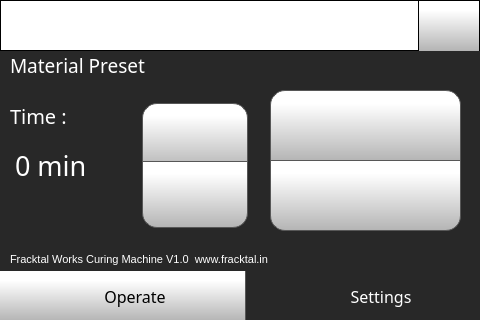
Qt form Code/curingMachineUI.ui (FracktalWorks/Curing_Machine) before a commit.
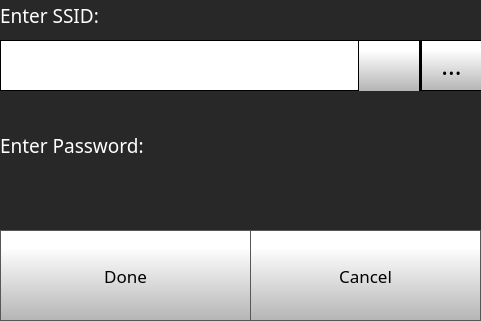
The same form after that commit. The open tabs and pages were chosen to show the change. Icons and pictures are not drawn.

Commit message: Added WIFI capability

```diff
--- a/Code/curingMachineUI.ui
+++ b/Code/curingMachineUI.ui
@@ -6,8 +6,8 @@
    <rect>
     <x>0</x>
     <y>0</y>
-    <width>480</width>
-    <height>320</height>
+    <width>481</width>
+    <height>321</height>
    </rect>
   </property>
   <property name="windowTitle">
@@ -18,6 +18,19 @@
 background-color: rgb(40, 40, 40);</string>
   </property>
   <widget class="QWidget" name="mainApplication">
+   <widget class="QStackedWidget" name="stackedWidget">
+    <property name="geometry">
+     <rect>
+      <x>0</x>
+      <y>0</y>
+      <width>481</width>
+      <height>321</height>
+     </rect>
+    </property>
+    <property name="currentIndex">
+     <number>0</number>
+    </property>
+    <widget class="QWidget" name="mainPage">
    <widget class="QTabWidget" name="controlTabWidget">
     <property name="geometry">
      <rect>
@@ -1128,6 +1141,458 @@
       </property>
       <property name="text">
        <string>Fracktal Works Curing Machine V1.0  www.fracktal.in</string>
+        </property>
+       </widget>
+       <widget class="QPushButton" name="wifiSettingsButton">
+        <property name="geometry">
+         <rect>
+          <x>400</x>
+          <y>240</y>
+          <width>61</width>
+          <height>31</height>
+         </rect>
+        </property>
+        <property name="minimumSize">
+         <size>
+          <width>0</width>
+          <height>0</height>
+         </size>
+        </property>
+        <property name="font">
+         <font>
+          <family>Roboto</family>
+         </font>
+        </property>
+        <property name="contextMenuPolicy">
+         <enum>Qt::NoContextMenu</enum>
+        </property>
+        <property name="styleSheet">
+         <string notr="true">QPushButton {
+    border: 1px solid rgb(87, 87, 87);
+	background-color: qlineargradient(spread:pad, x1:0, y1:1, x2:0, y2:0.188, stop:0 rgba(180, 180, 180, 255), stop:1 rgba(255, 255, 255, 255));
+
+border-top-left-radius: 15px;
+border-top-right-radius: 15px;
+border-bottom-left-radius: 15px;
+border-bottom-right-radius: 15px;
+    
+}
+
+QPushButton:pressed {
+
+    background-color: qlineargradient(x1: 0, y1: 0, x2: 0, y2: 1,
+                                      stop: 0 #dadbde, stop: 1 #f6f7fa);
+}
+
+QPushButton:flat {
+    border: none; /* no border for a flat push button */
+}
+
+QPushButton:default {
+    border-color: navy; /* make the default button prominent */
+}
+
+QPushButton:focus {
+	outline: none;
+}</string>
+        </property>
+        <property name="text">
+         <string/>
+        </property>
+        <property name="icon">
+         <iconset>
+          <normaloff>templates/img/wifi.png</normaloff>templates/img/wifi.png</iconset>
+        </property>
+        <property name="iconSize">
+         <size>
+          <width>30</width>
+          <height>30</height>
+         </size>
+        </property>
+        <property name="checkable">
+         <bool>true</bool>
+        </property>
+        <property name="checked">
+         <bool>false</bool>
+        </property>
+        <property name="autoRepeatDelay">
+         <number>296</number>
+        </property>
+        <property name="autoDefault">
+         <bool>false</bool>
+        </property>
+        <property name="default">
+         <bool>false</bool>
+        </property>
+        <property name="flat">
+         <bool>false</bool>
+        </property>
+       </widget>
+       <widget class="QLabel" name="selectFilamentlabel_3">
+        <property name="geometry">
+         <rect>
+          <x>270</x>
+          <y>244</y>
+          <width>161</width>
+          <height>31</height>
+         </rect>
+        </property>
+        <property name="font">
+         <font>
+          <family>MS Shell Dlg 2</family>
+          <pointsize>8</pointsize>
+          <weight>50</weight>
+          <bold>false</bold>
+         </font>
+        </property>
+        <property name="contextMenuPolicy">
+         <enum>Qt::NoContextMenu</enum>
+        </property>
+        <property name="styleSheet">
+         <string notr="true">color: rgb(255, 255, 255);</string>
+        </property>
+        <property name="text">
+         <string>Not Connected</string>
+        </property>
+       </widget>
+       <zorder>selectFilamentlabel_2</zorder>
+       <zorder>selectFilamentlabel_3</zorder>
+       <zorder>uvStartStopButton</zorder>
+       <zorder>timeSpinBox</zorder>
+       <zorder>timeLabel</zorder>
+       <zorder>tempStartStopButton</zorder>
+       <zorder>selectFilamentlabel</zorder>
+       <zorder>materialComboBox</zorder>
+       <zorder>wifiSettingsButton</zorder>
+      </widget>
+     </widget>
+    </widget>
+    <widget class="QWidget" name="wifiSettingsPage">
+     <widget class="QLabel" name="passwordlabel">
+      <property name="geometry">
+       <rect>
+        <x>0</x>
+        <y>130</y>
+        <width>461</width>
+        <height>31</height>
+       </rect>
+      </property>
+      <property name="font">
+       <font>
+        <family>Gotham Light</family>
+        <pointsize>14</pointsize>
+        <weight>50</weight>
+        <bold>false</bold>
+       </font>
+      </property>
+      <property name="styleSheet">
+       <string notr="true">color: rgb(255, 255, 255);</string>
+      </property>
+      <property name="text">
+       <string>Enter Password:</string>
+      </property>
+     </widget>
+     <widget class="QPushButton" name="wifiSettingsDoneButton">
+      <property name="geometry">
+       <rect>
+        <x>0</x>
+        <y>230</y>
+        <width>251</width>
+        <height>91</height>
+       </rect>
+      </property>
+      <property name="font">
+       <font>
+        <family>Gotham</family>
+        <pointsize>13</pointsize>
+       </font>
+      </property>
+      <property name="styleSheet">
+       <string notr="true">QPushButton {
+     border: 1px solid rgb(87, 87, 87);
+	background-color: qlineargradient(spread:pad, x1:0, y1:1, x2:0, y2:0.188, stop:0 rgba(180, 180, 180, 255), stop:1 rgba(255, 255, 255, 255));
+
+
+}
+
+QPushButton:pressed {
+    background-color: qlineargradient(x1: 0, y1: 0, x2: 0, y2: 1,
+                                      stop: 0 #dadbde, stop: 1 #f6f7fa);
+}
+
+QPushButton:flat {
+    border: none; /* no border for a flat push button */
+}
+
+QPushButton:default {
+    border-color: navy; /* make the default button prominent */
+}
+
+QPushButton:focus {
+	outline: none;
+}</string>
+      </property>
+      <property name="text">
+       <string>Done</string>
+      </property>
+      <property name="iconSize">
+       <size>
+        <width>40</width>
+        <height>40</height>
+       </size>
+      </property>
+     </widget>
+     <widget class="QComboBox" name="wifiSettingsComboBox">
+      <property name="geometry">
+       <rect>
+        <x>0</x>
+        <y>40</y>
+        <width>421</width>
+        <height>51</height>
+       </rect>
+      </property>
+      <property name="font">
+       <font>
+        <family>Gotham</family>
+        <pointsize>20</pointsize>
+       </font>
+      </property>
+      <property name="styleSheet">
+       <string notr="true"> QScrollBar:vertical {
+     border: 1px solid black;
+border-radius: 5px;
+    background-color: rgb(40,40,40);
+     width: 60px;
+     margin: 67px 0 67px 0;
+ }
+
+/* Sets up the color and height of handle */
+QScrollBar::handle:vertical {
+border-radius: 5px;
+background: qlineargradient(spread:pad, x1:0, y1:1, x2:0, y2:0.188, stop:0 rgba(180, 180, 180, 255), stop:1 rgba(255, 255, 255, 255));
+min-height: 7px;
+}
+
+
+QScrollBar::add-line:vertical {
+     border: 1px solid black;
+background: qlineargradient(spread:pad, x1:0, y1:1, x2:0, y2:0.188, stop:0 rgba(180, 180, 180, 255), stop:1 rgba(255, 255, 255, 255));
+     height:65px;
+border-radius: 5px;
+     subcontrol-position: bottom;
+     subcontrol-origin: margin;
+ }
+
+ QScrollBar::sub-line:vertical {
+     border: 1px solid black;
+background: qlineargradient(spread:pad, x1:0, y1:1, x2:0, y2:0.188, stop:0 rgba(180, 180, 180, 255), stop:1 rgba(255, 255, 255, 255));
+     height: 65px;
+border-radius: 5px;
+     subcontrol-position: top;
+     subcontrol-origin: margin;
+ }
+
+QScrollBar::up-arrow:vertical {
+ image: url(./templates/img/arrows.png);
+    width: 40px;
+    height: 40px;
+ padding: 5px;
+ }
+QScrollBar::down-arrow:vertical {
+ image: url(./templates/img/arrows-5.png);
+    width: 40px;
+    height: 40px;
+ padding: 5px;
+ }
+
+/* need this to get rid of crosshatching on scrollbar background */
+QScrollBar::add-page:vertical, QScrollBar::sub-page:vertical {
+background: none;
+}
+
+QComboBox {
+border: 1px solid black;
+    padding: 0px 18px 0px 3px;
+    min-width: 6em;
+
+}
+
+QComboBox::item {
+	color: rgb(0, 0, 0);
+}
+
+QComboBox:editable {
+    background: white;
+}
+
+QComboBox:!editable, QComboBox::drop-down:editable {
+background: white;
+}
+
+/* QComboBox gets the &quot;on&quot; state when the popup is open */
+QComboBox:!editable:on, QComboBox::drop-down:editable:on {
+background: white;
+}
+
+
+QComboBox::drop-down {
+border-left: 1px solid black;
+border-right: 1px solid black;
+	background-color: qlineargradient(spread:pad, x1:0, y1:1, x2:0, y2:0.188, stop:0 rgba(180, 180, 180, 255), stop:1 rgba(255, 255, 255, 255));
+    width: 60px;
+     height: 50px;
+
+}
+
+QComboBox::down-arrow {
+
+image: url(./templates/img/arrows-5.png);
+width: 30px;
+height: 30px;
+
+}
+
+
+QComboBox QAbstractItemView {
+    selection-background-color: rgb(40, 40, 40);
+    background: white;
+}</string>
+      </property>
+      <property name="editable">
+       <bool>false</bool>
+      </property>
+      <property name="maxVisibleItems">
+       <number>8</number>
+      </property>
+      <property name="iconSize">
+       <size>
+        <width>30</width>
+        <height>30</height>
+       </size>
+      </property>
+     </widget>
+     <widget class="QLabel" name="ssidlabel">
+      <property name="geometry">
+       <rect>
+        <x>0</x>
+        <y>0</y>
+        <width>461</width>
+        <height>31</height>
+       </rect>
+      </property>
+      <property name="font">
+       <font>
+        <family>Gotham Light</family>
+        <pointsize>14</pointsize>
+        <weight>50</weight>
+        <bold>false</bold>
+       </font>
+      </property>
+      <property name="styleSheet">
+       <string notr="true">color: rgb(255, 255, 255);</string>
+      </property>
+      <property name="text">
+       <string>Enter SSID:</string>
+      </property>
+     </widget>
+     <widget class="QPushButton" name="wifiSettingsCancelButton">
+      <property name="geometry">
+       <rect>
+        <x>250</x>
+        <y>230</y>
+        <width>231</width>
+        <height>91</height>
+       </rect>
+      </property>
+      <property name="font">
+       <font>
+        <family>Gotham</family>
+        <pointsize>13</pointsize>
+       </font>
+      </property>
+      <property name="styleSheet">
+       <string notr="true">QPushButton {
+     border: 1px solid rgb(87, 87, 87);
+	background-color: qlineargradient(spread:pad, x1:0, y1:1, x2:0, y2:0.188, stop:0 rgba(180, 180, 180, 255), stop:1 rgba(255, 255, 255, 255));
+
+
+}
+
+QPushButton:pressed {
+    background-color: qlineargradient(x1: 0, y1: 0, x2: 0, y2: 1,
+                                      stop: 0 #dadbde, stop: 1 #f6f7fa);
+}
+
+QPushButton:flat {
+    border: none; /* no border for a flat push button */
+}
+
+QPushButton:default {
+    border-color: navy; /* make the default button prominent */
+}
+
+QPushButton:focus {
+	outline: none;
+}</string>
+      </property>
+      <property name="text">
+       <string>Cancel</string>
+      </property>
+      <property name="iconSize">
+       <size>
+        <width>40</width>
+        <height>40</height>
+       </size>
+      </property>
+     </widget>
+     <widget class="QPushButton" name="wifiSettingsSSIDKeyboardButton">
+      <property name="geometry">
+       <rect>
+        <x>421</x>
+        <y>40</y>
+        <width>61</width>
+        <height>51</height>
+       </rect>
+      </property>
+      <property name="font">
+       <font>
+        <family>Gotham</family>
+        <pointsize>19</pointsize>
+       </font>
+      </property>
+      <property name="styleSheet">
+       <string notr="true">QPushButton {
+     border: 1px solid rgb(0, 0, 0);
+	background-color: qlineargradient(spread:pad, x1:0, y1:1, x2:0, y2:0.188, stop:0 rgba(180, 180, 180, 255), stop:1 rgba(255, 255, 255, 255));
+
+
+}
+
+QPushButton:pressed {
+    background-color: qlineargradient(x1: 0, y1: 0, x2: 0, y2: 1,
+                                      stop: 0 #dadbde, stop: 1 #f6f7fa);
+}
+
+QPushButton:flat {
+    border: none; /* no border for a flat push button */
+}
+
+QPushButton:default {
+    border-color: navy; /* make the default button prominent */
+}
+
+QPushButton:focus {
+	outline: none;
+}</string>
+      </property>
+      <property name="text">
+       <string>...</string>
+      </property>
+      <property name="iconSize">
+       <size>
+        <width>40</width>
+        <height>40</height>
+       </size>
       </property>
      </widget>
     </widget>
```
Lines whose indentation alone changed are shown as unchanged. The commit also changes 18 other files.
